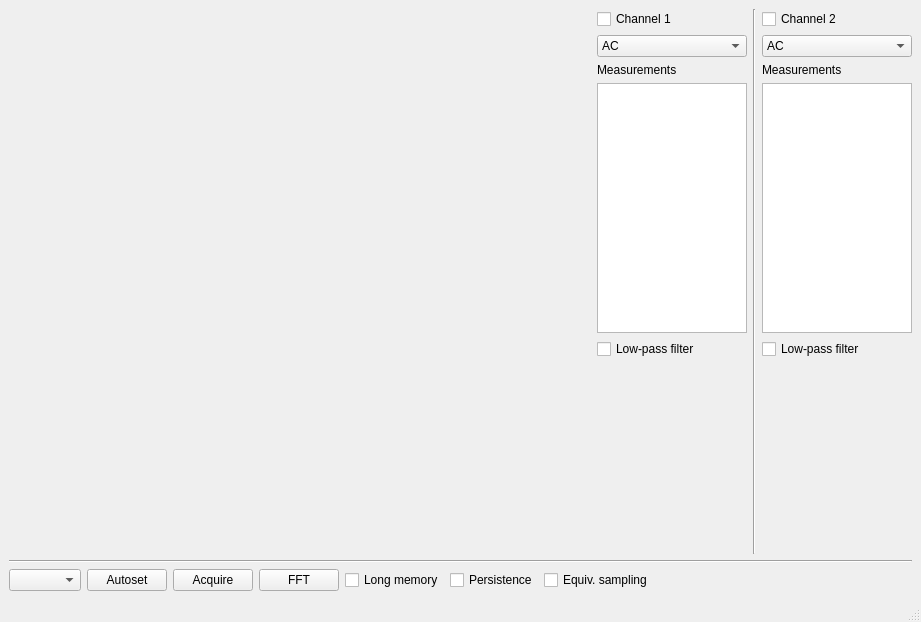
Above: Burton_window.ui from QQMr/Logic_analysis_Project_GUI before the change. Below: the same form after it.
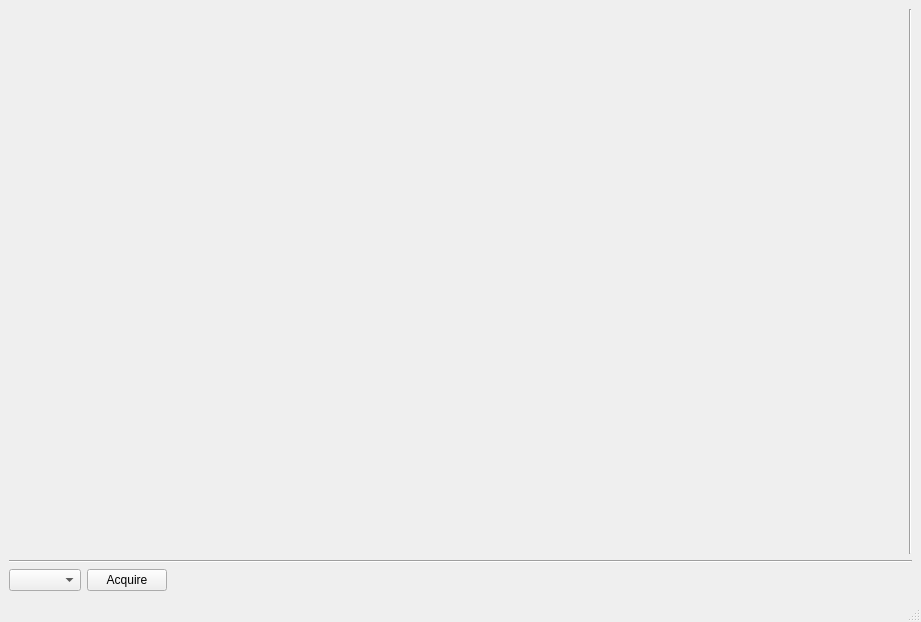
That is the form after the change.

Commit message: 1. Add ToolDemo folder for some demo code 2. Add Tool folder for tool code. This code is used for main code 3. ADD Burton_logic.py Burton_window.py Burton_window.ui as main code to execute 4. TestMouseEvent.py show how to use mouse event on matplot 5. TestMutiLine.py show how to display muti signal on matplot 6. GuiMutiLine is tool that display muti-signal tool class

Diff of the .ui file:
```diff
--- a/Burton_window.ui
+++ b/Burton_window.ui
@@ -28,88 +28,6 @@
         <layout class="QVBoxLayout" name="matplot_vlayout"/>
        </widget>
       </item>
-      <item>
-       <layout class="QVBoxLayout" name="ch1_vlayout">
-        <item>
-         <widget class="QCheckBox" name="ch1_checkbox">
-          <property name="text">
-           <string>Channel 1</string>
-          </property>
-         </widget>
-        </item>
-        <item>
-         <widget class="QComboBox" name="ch1_coupling_combo">
-          <item>
-           <property name="text">
-            <string>AC</string>
-           </property>
-          </item>
-          <item>
-           <property name="text">
-            <string>DC</string>
-           </property>
-          </item>
-          <item>
-           <property name="text">
-            <string>GND</string>
-           </property>
-          </item>
-         </widget>
-        </item>
-        <item>
-         <widget class="QLabel" name="ch1_measure_label">
-          <property name="text">
-           <string>Measurements</string>
-          </property>
-         </widget>
-        </item>
-        <item>
-         <widget class="QPlainTextEdit" name="ch1_measure_textedit">
-          <property name="sizePolicy">
-           <sizepolicy hsizetype="Fixed" vsizetype="Fixed">
-            <horstretch>0</horstretch>
-            <verstretch>0</verstretch>
-           </sizepolicy>
-          </property>
-          <property name="minimumSize">
-           <size>
-            <width>150</width>
-            <height>250</height>
-           </size>
-          </property>
-          <property name="maximumSize">
-           <size>
-            <width>150</width>
-            <height>5000</height>
-           </size>
-          </property>
-          <property name="readOnly">
-           <bool>true</bool>
-          </property>
-         </widget>
-        </item>
-        <item>
-         <widget class="QCheckBox" name="ch1_lpfilter_checkbox">
-          <property name="text">
-           <string>Low-pass filter</string>
-          </property>
-         </widget>
-        </item>
-        <item>
-         <spacer name="ch1_vspacer">
-          <property name="orientation">
-           <enum>Qt::Vertical</enum>
-          </property>
-          <property name="sizeHint" stdset="0">
-           <size>
-            <width>20</width>
-            <height>40</height>
-           </size>
-          </property>
-         </spacer>
-        </item>
-       </layout>
-      </item>
       <item>
        <widget class="Line" name="channels_vline">
         <property name="orientation">
@@ -117,88 +35,6 @@
         </property>
        </widget>
       </item>
-      <item>
-       <layout class="QVBoxLayout" name="ch2_vlayout">
-        <item>
-         <widget class="QCheckBox" name="ch2_checkbox">
-          <property name="text">
-           <string>Channel 2</string>
-          </property>
-         </widget>
-        </item>
-        <item>
-         <widget class="QComboBox" name="ch2_coupling_combo">
-          <item>
-           <property name="text">
-            <string>AC</string>
-           </property>
-          </item>
-          <item>
-           <property name="text">
-            <string>DC</string>
-           </property>
-          </item>
-          <item>
-           <property name="text">
-            <string>GND</string>
-           </property>
-          </item>
-         </widget>
-        </item>
-        <item>
-         <widget class="QLabel" name="ch2_measure_label">
-          <property name="text">
-           <string>Measurements</string>
-          </property>
-         </widget>
-        </item>
-        <item>
-         <widget class="QPlainTextEdit" name="ch2_measure_textedit">
-          <property name="sizePolicy">
-           <sizepolicy hsizetype="Fixed" vsizetype="Fixed">
-            <horstretch>0</horstretch>
-            <verstretch>0</verstretch>
-           </sizepolicy>
-          </property>
-          <property name="minimumSize">
-           <size>
-            <width>150</width>
-            <height>250</height>
-           </size>
-          </property>
-          <property name="maximumSize">
-           <size>
-            <width>150</width>
-            <height>250</height>
-           </size>
-          </property>
-          <property name="readOnly">
-           <bool>true</bool>
-          </property>
-         </widget>
-        </item>
-        <item>
-         <widget class="QCheckBox" name="ch2_lpfilter_checkbox">
-          <property name="text">
-           <string>Low-pass filter</string>
-          </property>
-         </widget>
-        </item>
-        <item>
-         <spacer name="ch2_vspacer">
-          <property name="orientation">
-           <enum>Qt::Vertical</enum>
-          </property>
-          <property name="sizeHint" stdset="0">
-           <size>
-            <width>20</width>
-            <height>40</height>
-           </size>
-          </property>
-         </spacer>
-        </item>
-       </layout>
-      </item>
      </layout>
     </item>
     <item>
@@ -213,13 +49,6 @@
       <item>
        <widget class="QComboBox" name="serial_combo"/>
       </item>
-      <item>
-       <widget class="QPushButton" name="autoset_button">
-        <property name="text">
-         <string>Autoset</string>
-        </property>
-       </widget>
-      </item>
       <item>
        <widget class="QPushButton" name="acquire_button">
         <property name="sizePolicy">
@@ -233,40 +62,6 @@
         </property>
        </widget>
       </item>
-      <item>
-       <widget class="QPushButton" name="fft_button">
-        <property name="sizePolicy">
-         <sizepolicy hsizetype="Fixed" vsizetype="Fixed">
-          <horstretch>0</horstretch>
-          <verstretch>0</verstretch>
-         </sizepolicy>
-        </property>
-        <property name="text">
-         <string>FFT</string>
-        </property>
-       </widget>
-      </item>
-      <item>
-       <widget class="QCheckBox" name="longmem_checkbox">
-        <property name="text">
-         <string>Long memory</string>
-        </property>
-       </widget>
-      </item>
-      <item>
-       <widget class="QCheckBox" name="persist_checkbox">
-        <property name="text">
-         <string>Persistence</string>
-        </property>
-       </widget>
-      </item>
-      <item>
-       <widget class="QCheckBox" name="equiv_checkbox">
-        <property name="text">
-         <string>Equiv. sampling</string>
-        </property>
-       </widget>
-      </item>
       <item>
        <spacer name="cmd_query_hspacer">
         <property name="orientation">
```
Left out of the diff: 134 changed lines with no effect on the pictures. The commit also changes 6 other files.
